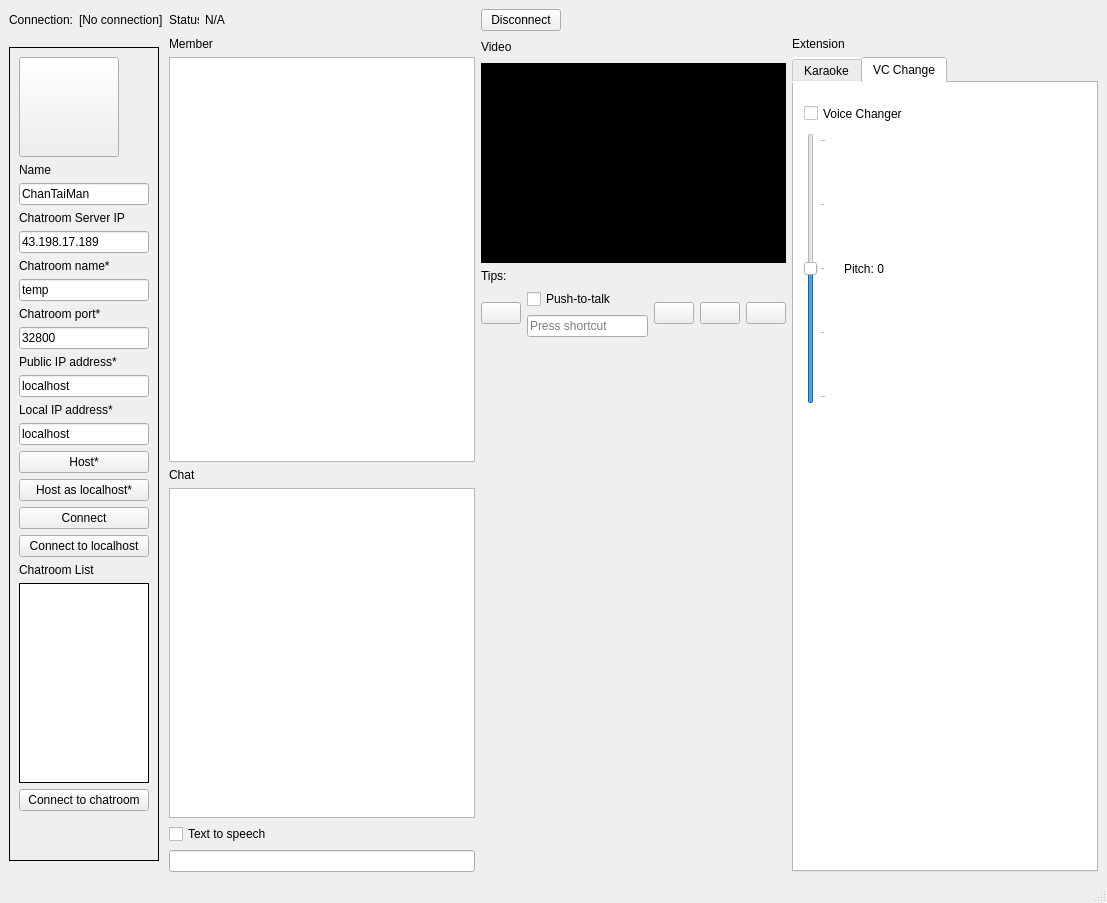
Qt form UI/mainWindow.ui (OrangeEgg1937/pj_rm_chat) before a commit.
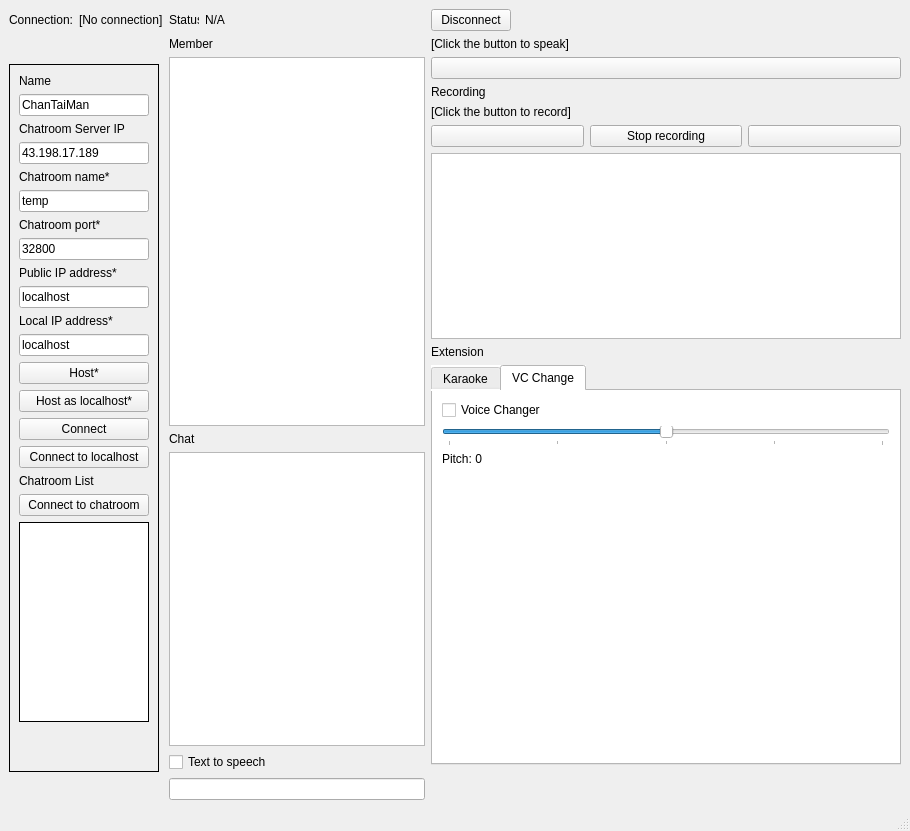
The same form after that commit. Icons and pictures are not drawn.

```diff
--- a/UI/mainWindow.ui
+++ b/UI/mainWindow.ui
@@ -6,14 +6,14 @@
    <rect>
     <x>0</x>
     <y>0</y>
-    <width>1107</width>
-    <height>903</height>
+    <width>910</width>
+    <height>831</height>
    </rect>
   </property>
   <property name="minimumSize">
    <size>
     <width>910</width>
-    <height>765</height>
+    <height>700</height>
    </size>
   </property>
   <property name="windowTitle">
@@ -35,48 +35,6 @@
  }</string>
       </property>
       <layout class="QVBoxLayout" name="userAndChatroomLayout">
-       <item>
-        <widget class="QPushButton" name="userIcon">
-         <property name="sizePolicy">
-          <sizepolicy hsizetype="Minimum" vsizetype="Minimum">
-           <horstretch>0</horstretch>
-           <verstretch>0</verstretch>
-          </sizepolicy>
-         </property>
-         <property name="minimumSize">
-          <size>
-           <width>100</width>
-           <height>100</height>
-          </size>
-         </property>
-         <property name="maximumSize">
-          <size>
-           <width>100</width>
-           <height>100</height>
-          </size>
-         </property>
-         <property name="text">
-          <string/>
-         </property>
-         <property name="icon">
-          <iconset>
-           <normalon>:/icon/man.png</normalon>
-          </iconset>
-         </property>
-         <property name="iconSize">
-          <size>
-           <width>60</width>
-           <height>60</height>
-          </size>
-         </property>
-         <property name="autoRepeat">
-          <bool>false</bool>
-         </property>
-         <property name="autoExclusive">
-          <bool>false</bool>
-         </property>
-        </widget>
-       </item>
        <item>
         <widget class="QLabel" name="NameTag">
          <property name="sizePolicy">
@@ -110,7 +68,7 @@
          <property name="minimumSize">
           <size>
            <width>130</width>
-           <height>0</height>
+           <height>20</height>
           </size>
          </property>
          <property name="maximumSize">
@@ -163,7 +121,7 @@
          <property name="minimumSize">
           <size>
            <width>130</width>
-           <height>0</height>
+           <height>20</height>
           </size>
          </property>
          <property name="maximumSize">
@@ -210,7 +168,7 @@
          <property name="minimumSize">
           <size>
            <width>130</width>
-           <height>0</height>
+           <height>20</height>
           </size>
          </property>
          <property name="maximumSize">
@@ -263,7 +221,7 @@
          <property name="minimumSize">
           <size>
            <width>130</width>
-           <height>0</height>
+           <height>20</height>
           </size>
          </property>
          <property name="maximumSize">
@@ -310,7 +268,7 @@
          <property name="minimumSize">
           <size>
            <width>130</width>
-           <height>0</height>
+           <height>20</height>
           </size>
          </property>
          <property name="maximumSize">
@@ -363,7 +321,7 @@
          <property name="minimumSize">
           <size>
            <width>130</width>
-           <height>0</height>
+           <height>20</height>
           </size>
          </property>
          <property name="maximumSize">
@@ -388,7 +346,7 @@
          <property name="minimumSize">
           <size>
            <width>130</width>
-           <height>0</height>
+           <height>18</height>
           </size>
          </property>
          <property name="text">
@@ -407,7 +365,7 @@
          <property name="minimumSize">
           <size>
            <width>130</width>
-           <height>0</height>
+           <height>18</height>
           </size>
          </property>
          <property name="text">
@@ -426,7 +384,7 @@
          <property name="minimumSize">
           <size>
            <width>130</width>
-           <height>0</height>
+           <height>18</height>
           </size>
          </property>
          <property name="text">
@@ -445,7 +403,7 @@
          <property name="minimumSize">
           <size>
            <width>130</width>
-           <height>0</height>
+           <height>18</height>
           </size>
          </property>
          <property name="text">
@@ -475,28 +433,6 @@
          </property>
         </widget>
        </item>
-       <item>
-        <widget class="QListWidget" name="chatroom_list">
-         <property name="sizePolicy">
-          <sizepolicy hsizetype="Fixed" vsizetype="Fixed">
-           <horstretch>0</horstretch>
-           <verstretch>0</verstretch>
-          </sizepolicy>
-         </property>
-         <property name="minimumSize">
-          <size>
-           <width>130</width>
-           <height>200</height>
-          </size>
-         </property>
-         <property name="maximumSize">
-          <size>
-           <width>130</width>
-           <height>16777215</height>
-          </size>
-         </property>
-        </widget>
-       </item>
        <item>
         <widget class="QPushButton" name="connect_to_chat">
          <property name="sizePolicy">
@@ -508,7 +444,7 @@
          <property name="minimumSize">
           <size>
            <width>130</width>
-           <height>0</height>
+           <height>20</height>
           </size>
          </property>
          <property name="maximumSize">
@@ -522,6 +458,28 @@
          </property>
         </widget>
        </item>
+       <item>
+        <widget class="QListWidget" name="chatroom_list">
+         <property name="sizePolicy">
+          <sizepolicy hsizetype="Fixed" vsizetype="Fixed">
+           <horstretch>0</horstretch>
+           <verstretch>0</verstretch>
+          </sizepolicy>
+         </property>
+         <property name="minimumSize">
+          <size>
+           <width>130</width>
+           <height>200</height>
+          </size>
+         </property>
+         <property name="maximumSize">
+          <size>
+           <width>130</width>
+           <height>16777215</height>
+          </size>
+         </property>
+        </widget>
+       </item>
        <item>
         <spacer name="verticalSpacer_2">
          <property name="orientation">
@@ -560,35 +518,74 @@
      <layout class="QVBoxLayout" name="verticalLayout">
       <item>
        <widget class="QLabel" name="label_2">
+        <property name="sizePolicy">
+         <sizepolicy hsizetype="Minimum" vsizetype="Preferred">
+          <horstretch>0</horstretch>
+          <verstretch>0</verstretch>
+         </sizepolicy>
+        </property>
         <property name="text">
          <string>Member</string>
         </property>
        </widget>
       </item>
       <item>
-       <widget class="QListWidget" name="memberlist"/>
+       <widget class="QListWidget" name="memberlist">
+        <property name="sizePolicy">
+         <sizepolicy hsizetype="Minimum" vsizetype="Expanding">
+          <horstretch>0</horstretch>
+          <verstretch>0</verstretch>
+         </sizepolicy>
+        </property>
+       </widget>
       </item>
       <item>
        <layout class="QVBoxLayout" name="verticalLayout_3">
         <item>
          <widget class="QLabel" name="chat_title">
+          <property name="sizePolicy">
+           <sizepolicy hsizetype="Minimum" vsizetype="Preferred">
+            <horstretch>0</horstretch>
+            <verstretch>0</verstretch>
+           </sizepolicy>
+          </property>
           <property name="text">
            <string>Chat</string>
           </property>
          </widget>
         </item>
         <item>
-         <widget class="QTextBrowser" name="chatbox"/>
+         <widget class="QTextBrowser" name="chatbox">
+          <property name="sizePolicy">
+           <sizepolicy hsizetype="Minimum" vsizetype="Expanding">
+            <horstretch>0</horstretch>
+            <verstretch>0</verstretch>
+           </sizepolicy>
+          </property>
+         </widget>
         </item>
         <item>
          <widget class="QCheckBox" name="ttsToggle">
+          <property name="sizePolicy">
+           <sizepolicy hsizetype="Minimum" vsizetype="Fixed">
+            <horstretch>0</horstretch>
+            <verstretch>0</verstretch>
+           </sizepolicy>
+          </property>
           <property name="text">
            <string>Text to speech</string>
           </property>
          </widget>
         </item>
         <item>
-         <widget class="QLineEdit" name="chat_input"/>
+         <widget class="QLineEdit" name="chat_input">
+          <property name="sizePolicy">
+           <sizepolicy hsizetype="Minimum" vsizetype="Fixed">
+            <horstretch>0</horstretch>
+            <verstretch>0</verstretch>
+           </sizepolicy>
+          </property>
+         </widget>
         </item>
        </layout>
       </item>
@@ -596,42 +593,10 @@
     </item>
     <item row="1" column="4">
      <layout class="QVBoxLayout" name="verticalLayout_4">
-      <item>
-       <widget class="QLabel" name="label_3">
-        <property name="minimumSize">
-         <size>
-          <width>0</width>
-          <height>20</height>
-         </size>
-        </property>
-        <property name="maximumSize">
-         <size>
-          <width>16777215</width>
-          <height>20</height>
-         </size>
-        </property>
-        <property name="text">
-         <string>Video</string>
-        </property>
-       </widget>
-      </item>
-      <item>
-       <widget class="QWidget" name="widget" native="true">
-        <property name="minimumSize">
-         <size>
-          <width>0</width>
-          <height>200</height>
-         </size>
-        </property>
-        <property name="styleSheet">
-         <string notr="true">background:black</string>
-        </property>
-       </widget>
-      </item>
       <item>
        <widget class="QLabel" name="tipsMessage">
         <property name="text">
-         <string>Tips:</string>
+         <string>[Click the button to speak]</string>
         </property>
        </widget>
       </item>
@@ -656,37 +621,26 @@
          </widget>
         </item>
         <item>
-         <layout class="QVBoxLayout" name="verticalLayout_5">
-          <item>
-           <widget class="QCheckBox" name="checkBox">
-            <property name="text">
-             <string>Push-to-talk</string>
-            </property>
-           </widget>
-          </item>
-          <item>
-           <widget class="QKeySequenceEdit" name="keySequenceEdit"/>
+         <layout class="QVBoxLayout" name="verticalLayout_5"/>
           </item>
          </layout>
         </item>
         <item>
-         <widget class="QPushButton" name="open_camera">
+       <widget class="QLabel" name="label_10">
           <property name="text">
-           <string/>
-          </property>
-          <property name="icon">
-           <iconset>
-            <normalon>:/chatroom/webcam.png</normalon>
-           </iconset>
-          </property>
-          <property name="iconSize">
-           <size>
-            <width>50</width>
-            <height>50</height>
-           </size>
-          </property>
-         </widget>
-        </item>
+         <string>Recording</string>
+        </property>
+       </widget>
+      </item>
+      <item>
+       <widget class="QLabel" name="recording_tips">
+        <property name="text">
+         <string>[Click the button to record]</string>
+        </property>
+       </widget>
+      </item>
+      <item>
+       <layout class="QHBoxLayout" name="horizontalLayout_2">
         <item>
          <widget class="QPushButton" name="recording_voice">
           <property name="text">
@@ -706,7 +660,14 @@
          </widget>
         </item>
         <item>
-         <widget class="QPushButton" name="pushButton_4">
+         <widget class="QPushButton" name="stop_recording">
+          <property name="text">
+           <string>Stop recording</string>
+          </property>
+         </widget>
+        </item>
+        <item>
+         <widget class="QPushButton" name="play_recording">
           <property name="text">
            <string/>
           </property>
@@ -726,21 +687,9 @@
        </layout>
       </item>
       <item>
-       <spacer name="verticalSpacer">
-        <property name="orientation">
-         <enum>Qt::Vertical</enum>
-        </property>
-        <property name="sizeHint" stdset="0">
-         <size>
-          <width>20</width>
-          <height>40</height>
-         </size>
-        </property>
-       </spacer>
+       <widget class="QListWidget" name="listWidget"/>
       </item>
-     </layout>
-    </item>
-    <item row="1" column="5">
+      <item>
      <layout class="QVBoxLayout" name="verticalLayout_6">
       <item>
        <widget class="QLabel" name="label_5">
@@ -772,28 +721,16 @@
          <attribute name="title">
           <string>VC Change</string>
          </attribute>
+           <layout class="QVBoxLayout" name="verticalLayout_2">
+            <item>
          <widget class="QCheckBox" name="pitchToggle">
-          <property name="geometry">
-           <rect>
-            <x>10</x>
-            <y>10</y>
-            <width>111</width>
-            <height>41</height>
-           </rect>
-          </property>
           <property name="text">
            <string>Voice Changer</string>
           </property>
          </widget>
+            </item>
+            <item>
          <widget class="QSlider" name="PitchSlider">
-          <property name="geometry">
-           <rect>
-            <x>10</x>
-            <y>50</y>
-            <width>22</width>
-            <height>271</height>
-           </rect>
-          </property>
           <property name="tabletTracking">
            <bool>false</bool>
           </property>
@@ -810,7 +747,7 @@
            <bool>true</bool>
           </property>
           <property name="orientation">
-           <enum>Qt::Vertical</enum>
+               <enum>Qt::Horizontal</enum>
           </property>
           <property name="tickPosition">
            <enum>QSlider::TicksBelow</enum>
@@ -819,21 +756,45 @@
            <number>50</number>
           </property>
          </widget>
+            </item>
+            <item>
          <widget class="QLabel" name="pitchValue">
-          <property name="geometry">
-           <rect>
-            <x>50</x>
-            <y>170</y>
-            <width>55</width>
-            <height>31</height>
-           </rect>
-          </property>
           <property name="text">
            <string>Pitch: 0</string>
           </property>
          </widget>
-        </widget>
-       </widget>
+            </item>
+            <item>
+             <spacer name="verticalSpacer_3">
+              <property name="orientation">
+               <enum>Qt::Vertical</enum>
+              </property>
+              <property name="sizeHint" stdset="0">
+               <size>
+                <width>20</width>
+                <height>40</height>
+               </size>
+              </property>
+             </spacer>
+            </item>
+           </layout>
+          </widget>
+         </widget>
+        </item>
+       </layout>
+      </item>
+      <item>
+       <spacer name="verticalSpacer">
+        <property name="orientation">
+         <enum>Qt::Vertical</enum>
+        </property>
+        <property name="sizeHint" stdset="0">
+         <size>
+          <width>20</width>
+          <height>40</height>
+         </size>
+        </property>
+       </spacer>
       </item>
      </layout>
     </item>
```
Left out of the diff: 2 changed lines with no effect on the pictures. Lines whose indentation alone changed are shown as unchanged.
